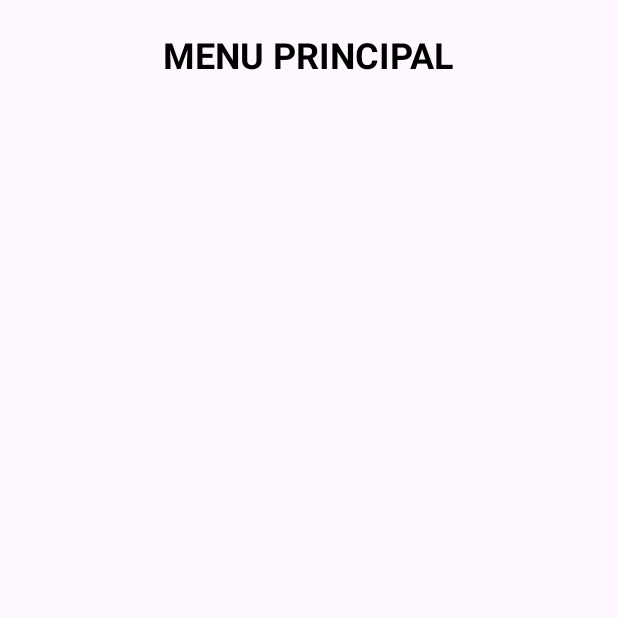
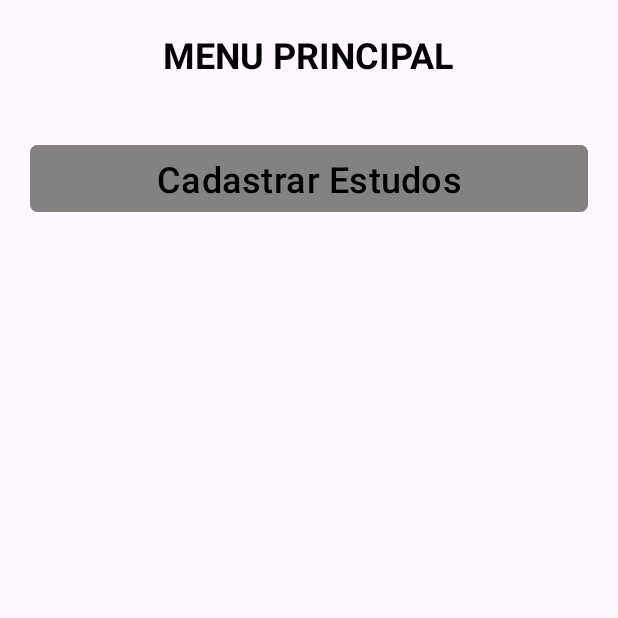
Before and after one commit to lndsilva/ControleEstudosApp, an Android app: the screen it shows after launch (MenuPrincipalActivity), on a phone screen of 412 x 824 dp, the top half of it. Run offline under Robolectric (Android 15) with nearby library versions, the phone set to English and light mode, and no system bars; 2 statements that could not run were skipped.

Commit message:
janela do menu principal

```diff
--- a/app/src/main/res/layout/menu_principal_layout.xml
+++ b/app/src/main/res/layout/menu_principal_layout.xml
@@ -19,4 +19,15 @@
         android:textSize="24sp"
         android:textStyle="bold" />
 
+    <com.google.android.material.button.MaterialButton
+        android:id="@+id/btnCadastrarEstudos"
+        android:layout_width="match_parent"
+        android:layout_height="wrap_content"
+        android:layout_margin="20dp"
+        android:backgroundTint="#848181"
+        android:text="Cadastrar Estudos"
+        android:textColor="#000"
+        android:textSize="24sp"
+        app:cornerRadius="5dp" />
+
 </LinearLayout>
```
